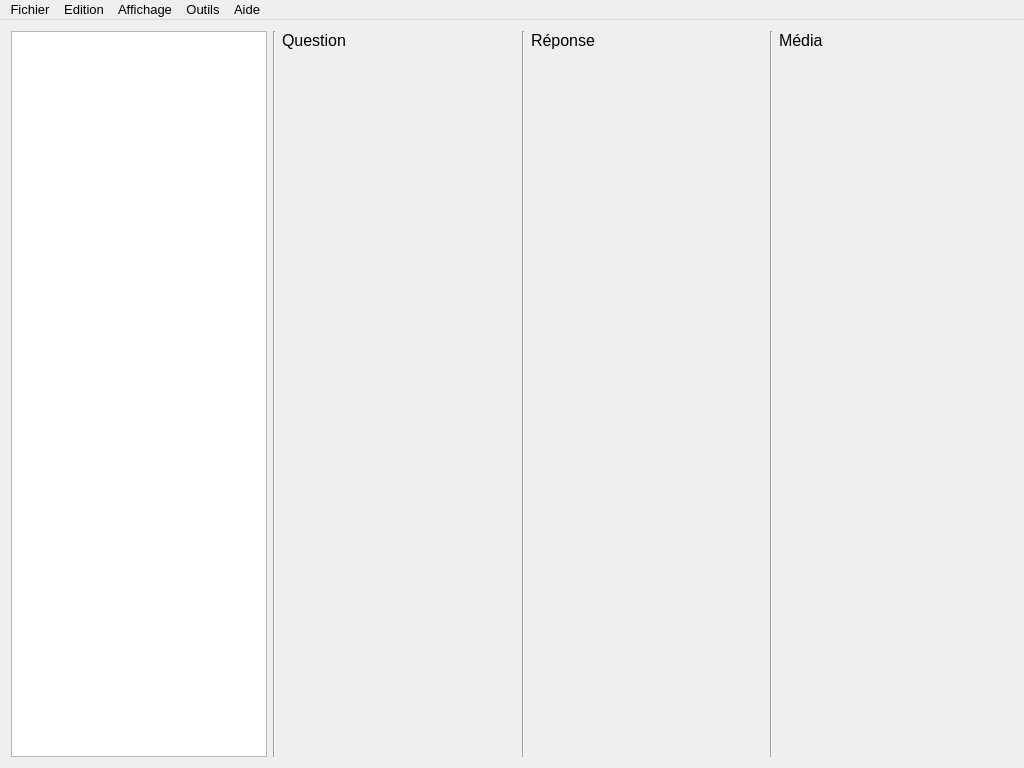
First picture: the form in app_pc/ProjetCo_AppPC/mainwindow.ui, repository AnceretMatthieu/bebete, before the edit.
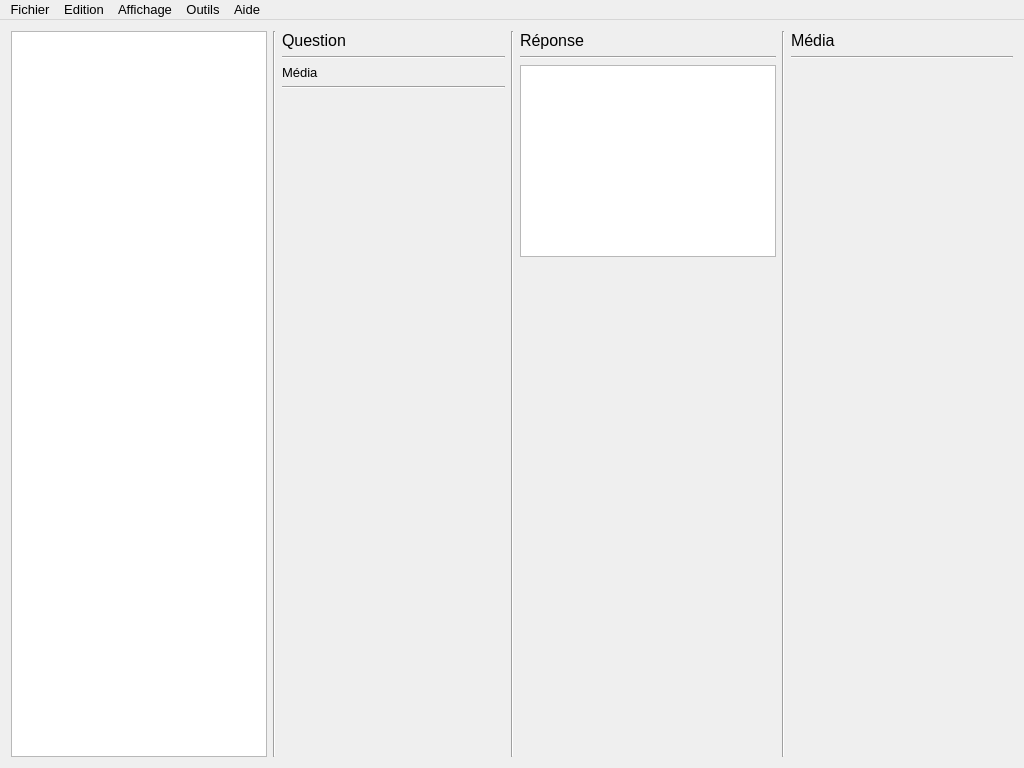
Second picture: the form after the edit.

The edit to the form file:
```diff
--- a/app_pc/ProjetCo_AppPC/mainwindow.ui
+++ b/app_pc/ProjetCo_AppPC/mainwindow.ui
@@ -81,6 +81,32 @@
           </property>
          </widget>
         </item>
+        <item>
+         <widget class="Line" name="line_4">
+          <property name="orientation">
+           <enum>Qt::Horizontal</enum>
+          </property>
+         </widget>
+        </item>
+        <item>
+         <widget class="QLabel" name="label">
+          <property name="font">
+           <font>
+            <pointsize>10</pointsize>
+           </font>
+          </property>
+          <property name="text">
+           <string>Média</string>
+          </property>
+         </widget>
+        </item>
+        <item>
+         <widget class="Line" name="line_7">
+          <property name="orientation">
+           <enum>Qt::Horizontal</enum>
+          </property>
+         </widget>
+        </item>
         <item>
          <spacer name="verticalSpacer">
           <property name="orientation">
@@ -117,6 +143,28 @@
           </property>
          </widget>
         </item>
+        <item>
+         <widget class="Line" name="line_5">
+          <property name="orientation">
+           <enum>Qt::Horizontal</enum>
+          </property>
+         </widget>
+        </item>
+        <item>
+         <widget class="QTreeView" name="treeViewReponse">
+          <property name="sizePolicy">
+           <sizepolicy hsizetype="Preferred" vsizetype="Preferred">
+            <horstretch>0</horstretch>
+            <verstretch>0</verstretch>
+           </sizepolicy>
+          </property>
+          <property name="font">
+           <font>
+            <pointsize>12</pointsize>
+           </font>
+          </property>
+         </widget>
+        </item>
         <item>
          <spacer name="verticalSpacer_2">
           <property name="orientation">
@@ -153,6 +201,13 @@
           </property>
          </widget>
         </item>
+        <item>
+         <widget class="Line" name="line_6">
+          <property name="orientation">
+           <enum>Qt::Horizontal</enum>
+          </property>
+         </widget>
+        </item>
         <item>
          <spacer name="verticalSpacer_3">
           <property name="orientation">
```
Left out of the diff: 16 changed lines with no effect on the pictures.
